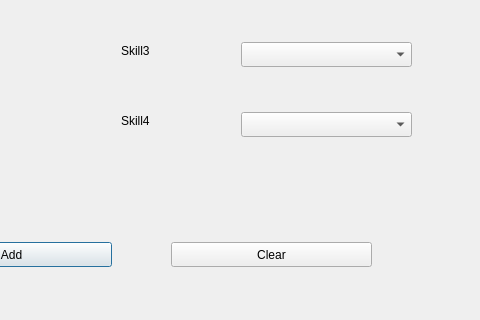
Qt form GUI/addwindowh.ui (Dogemist/Progetto-Kalk-p2) before a commit; both pictures show x 229 to 709 and y 198 to 518 of the 709 by 518 pixel window.
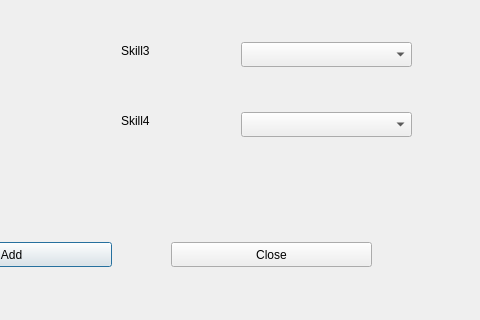
The same form after that commit.

```diff
--- a/GUI/addwindowh.ui
+++ b/GUI/addwindowh.ui
@@ -36,7 +36,7 @@
     </rect>
    </property>
    <property name="text">
-    <string>Clear</string>
+    <string>Close</string>
    </property>
   </widget>
   <widget class="QLabel" name="label">
```
